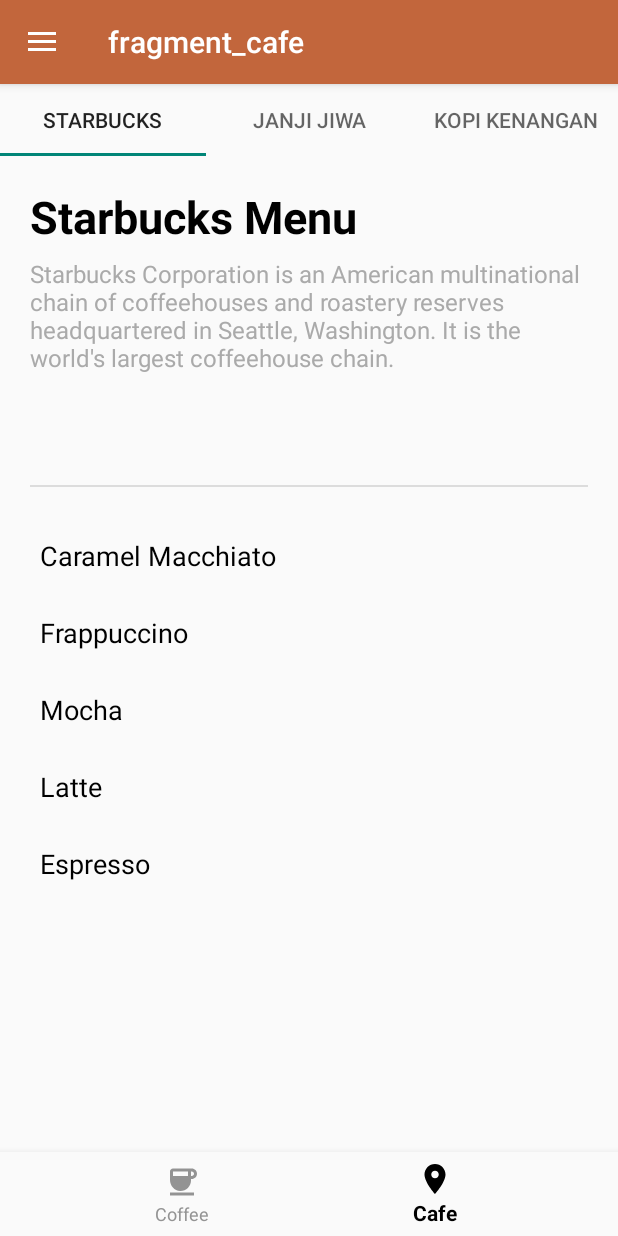
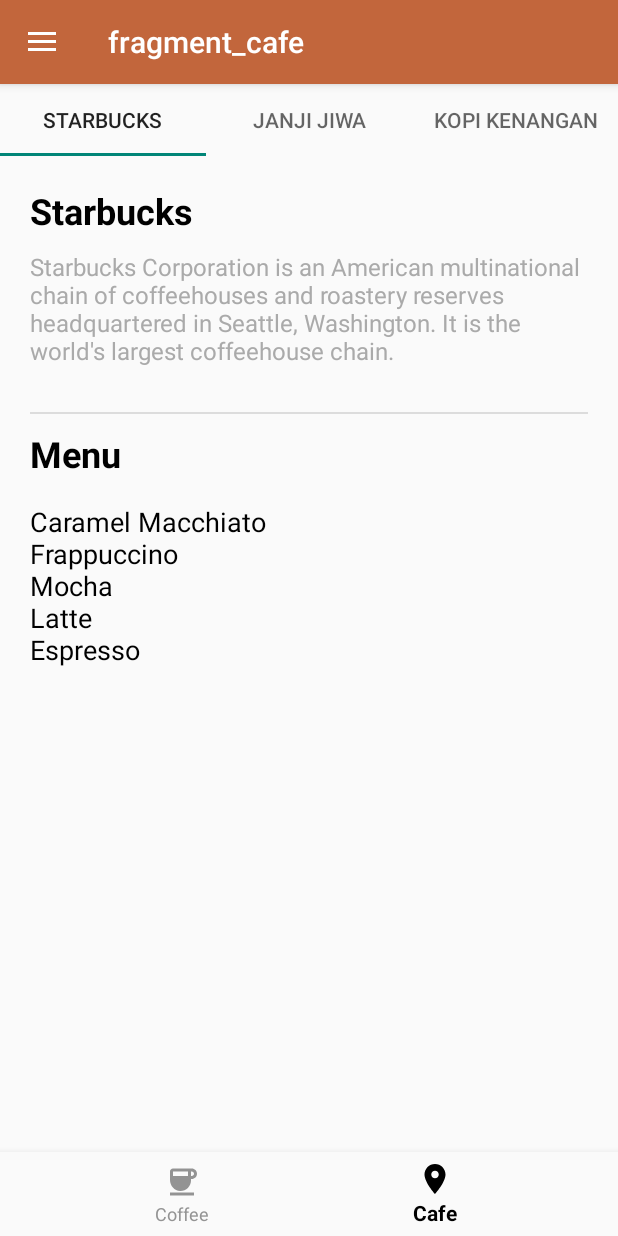
Before and after one commit to botolminuman/LAB_WEEK_04, an Android app: the screen it shows after launch (MainActivity), item 2 of the bottom bar chosen, on a phone screen of 412 x 824 dp. Run offline under Robolectric (Android 15) with nearby library versions, the phone set to English and light mode, and no system bars; our stand-ins replace navigation-ui.

Commit message:
Ubah layout lagi

```diff
--- a/app/src/main/java/com/example/lab_week_04/CafeAdapter.kt
+++ b/app/src/main/java/com/example/lab_week_04/CafeAdapter.kt
@@ -22,17 +22,17 @@ class CafeAdapter(fragmentManager: FragmentManager, lifecycle: Lifecycle, privat
         val (content, title, description) = when (position) {
             0 -> Triple(
                 listOf("Caramel Macchiato", "Frappuccino", "Mocha", "Latte", "Espresso").joinToString("\n"),
-                "Starbucks Menu",
+                "Starbucks",
                 context.getString(R.string.starbucks_desc)
             )
             1 -> Triple(
                 listOf("Milk Coffee", "Gula Aren Coffee", "Cappuccino", "Matcha Latte", "Black Coffee").joinToString("\n"),
-                "Janji Jiwa Menu",
+                "Janji Jiwa",
                 context.getString(R.string.janjijiwa_desc)
             )
             2 -> Triple(
                 listOf("Kopi Kenangan Mantan", "Kopi LDR", "Kopi Soekarno", "Es Teh Manis", "Es Cokelat").joinToString("\n"),
-                "Kopi Kenangan Menu",
+                "Kopi Kenangan",
                 context.getString(R.string.kopikenangan_desc)
             )
             else -> Triple("", "", "")
--- a/app/src/main/java/com/example/lab_week_04/CafeDetailFragment.kt
+++ b/app/src/main/java/com/example/lab_week_04/CafeDetailFragment.kt
@@ -27,45 +27,32 @@ class CafeDetailFragment : Fragment() {
         inflater: LayoutInflater, container: ViewGroup?,
         savedInstanceState: Bundle?
     ): View? {
-        // Inflate the layout for this fragment
         return inflater.inflate(R.layout.fragment_cafe_detail, container, false)
     }
 
     override fun onViewCreated(view: View, savedInstanceState: Bundle?) {
         super.onViewCreated(view, savedInstanceState)
 
-        val menuContainer = view.findViewById<LinearLayout>(R.id.menu_container)
+        val titleTextView = view.findViewById<TextView>(R.id.menu_title)
+        val descriptionTextView = view.findViewById<TextView>(R.id.menu_description)
+        val menuItemsContainer = view.findViewById<LinearLayout>(R.id.menu_items_container)
 
-        // Set title for the menu and ensure it is at the top
-        val titleTextView = TextView(context).apply {
-            text = title
-            textSize = 30f
-            setTextColor(ContextCompat.getColor(context!!, android.R.color.black))
-            setTypeface(null, android.graphics.Typeface.BOLD)
-        }
-        menuContainer.addView(titleTextView, 0)
+        // Setel teks untuk judul dan deskripsi
+        titleTextView.text = title
+        descriptionTextView.text = description
 
-        // Add description below the title
-        val descriptionTextView = TextView(context).apply {
-            text = description
-            textSize = 16f
-            setTextColor(ContextCompat.getColor(context!!, android.R.color.darker_gray))
-            setPadding(0, 10, 0, 20)
-        }
-        menuContainer.addView(descriptionTextView, 1)
+        // Pisahkan konten menjadi item menu individual
+        val menuItems = content?.split(", ") ?: emptyList()
 
-        // Split content into individual menu items
-        val menuItems = content?.split("\n") ?: emptyList()
-
-        // Add each menu item to the container
+        // Tambahkan setiap item menu ke dalam container
         menuItems.forEach { menuItem ->
             val textView = TextView(context).apply {
                 text = menuItem
                 textSize = 18f
-                setPadding(10, 20, 10, 20)
+                setPadding(0, 10, 0, 10)
                 setTextColor(ContextCompat.getColor(context!!, android.R.color.black))
             }
-            menuContainer.addView(textView)
+            menuItemsContainer.addView(textView)
         }
     }
 
--- a/app/src/main/res/layout/fragment_cafe_detail.xml
+++ b/app/src/main/res/layout/fragment_cafe_detail.xml
@@ -12,18 +12,48 @@
         android:layout_height="wrap_content"
         android:orientation="vertical">
 
-        <!-- Judul untuk daftar menu -->
+        <!-- TextView untuk judul -->
         <TextView
+            android:id="@+id/menu_title"
+            android:layout_width="wrap_content"
+            android:layout_height="wrap_content"
+            android:textSize="24sp"
+            android:textColor="@android:color/black"
+            android:textStyle="bold"
+            android:layout_marginBottom="10dp"/>
+
+        <!-- TextView untuk deskripsi -->
+        <TextView
+            android:id="@+id/menu_description"
             android:layout_width="match_parent"
             android:layout_height="wrap_content"
-            android:textSize="30sp"
-            android:textColor="@android:color/black"
-            android:textStyle="bold"/>
+            android:textSize="16sp"
+            android:textColor="@android:color/darker_gray"
+            android:layout_marginBottom="20dp"/>
 
+        <!-- Garis pembatas -->
         <View
             android:layout_width="match_parent"
             android:layout_height="1dp"
-            android:layout_marginVertical="20dp"
-            android:background="?android:attr/dividerVertical" />
+            android:background="?android:attr/dividerVertical"
+            android:layout_marginVertical="10dp"/>
+
+        <!-- TextView untuk label menu -->
+        <TextView
+            android:layout_width="wrap_content"
+            android:layout_height="wrap_content"
+            android:textSize="24sp"
+            android:textColor="@android:color/black"
+            android:textStyle="bold"
+            android:text="Menu"
+            android:layout_marginBottom="10dp"/>
+
+        <!-- Container untuk item menu -->
+        <LinearLayout
+            android:id="@+id/menu_items_container"
+            android:layout_width="match_parent"
+            android:layout_height="wrap_content"
+            android:orientation="vertical" />
+
     </LinearLayout>
 </ScrollView>
--- a/app/src/main/res/navigation/nav_graph.xml
+++ b/app/src/main/res/navigation/nav_graph.xml
@@ -28,20 +28,4 @@
         android:name="com.example.lab_week_04.CafeFragment"
         android:label="fragment_cafe"
         tools:layout="@layout/fragment_cafe" />
-    <fragment
-        android:id="@+id/cafeDetailFragment"
-        android:name="com.example.lab_week_04.CafeDetailFragment"
-        android:label="fragment_cafe_detail"
-        tools:layout="@layout/fragment_cafe_detail">
-        <action
-            android:id="@+id/action_cafeDetailFragment_to_menuDetailFragment"
-            app:destination="@id/menuDetailFragment" />
-    </fragment>
-
-    <fragment
-        android:id="@+id/menuDetailFragment"
-        android:name="com.example.lab_week_04.MenuDetailFragment"
-        android:label="fragment_menu_detail"
-        tools:layout="@layout/fragment_menu_detail" />
-
 </navigation>
```
